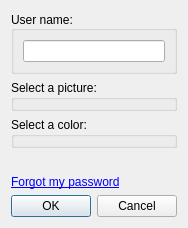
Qt form frameworks/webservices/plugins/login/dmzQtPluginLoginChds.ui (dmzgroup/forge) before a commit.
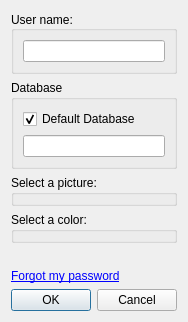
The same form after that commit.

Commit message: Added code to allow for database being determined at runtime.

The edit to the form file:
```diff
--- a/frameworks/webservices/plugins/login/dmzQtPluginLoginChds.ui
+++ b/frameworks/webservices/plugins/login/dmzQtPluginLoginChds.ui
@@ -6,8 +6,8 @@
    <rect>
     <x>0</x>
     <y>0</y>
-    <width>176</width>
-    <height>228</height>
+    <width>186</width>
+    <height>322</height>
    </rect>
   </property>
   <property name="windowTitle">
@@ -32,7 +32,7 @@
      </layout>
     </widget>
    </item>
-   <item row="1" column="0">
+   <item row="2" column="0">
     <widget class="QGroupBox" name="pictureGroupBox">
      <property name="title">
       <string>Select a picture:</string>
@@ -45,7 +45,7 @@
      </property>
     </widget>
    </item>
-   <item row="2" column="0">
+   <item row="3" column="0">
     <widget class="QGroupBox" name="colorGroupBox">
      <property name="title">
       <string>Select a color:</string>
@@ -55,7 +55,7 @@
      </property>
     </widget>
    </item>
-   <item row="3" column="0">
+   <item row="4" column="0">
     <spacer name="verticalSpacer">
      <property name="orientation">
       <enum>Qt::Vertical</enum>
@@ -68,7 +68,7 @@
      </property>
     </spacer>
    </item>
-   <item row="5" column="0">
+   <item row="6" column="0">
     <widget class="QDialogButtonBox" name="buttonBox">
      <property name="orientation">
       <enum>Qt::Horizontal</enum>
@@ -78,7 +78,7 @@
      </property>
     </widget>
    </item>
-   <item row="4" column="0">
+   <item row="5" column="0">
     <widget class="QLabel" name="helpLabel">
      <property name="text">
       <string>&lt;a href=&quot;https://www.chds.us/?auth/dmz&quot;&gt;Forgot my password&lt;/a&gt;</string>
@@ -88,6 +88,31 @@
      </property>
     </widget>
    </item>
+   <item row="1" column="0">
+    <widget class="QGroupBox" name="groupBox">
+     <property name="title">
+      <string>Database</string>
+     </property>
+     <property name="flat">
+      <bool>true</bool>
+     </property>
+     <layout class="QVBoxLayout" name="verticalLayout">
+      <item>
+       <widget class="QCheckBox" name="checkBox">
+        <property name="text">
+         <string>Default Database</string>
+        </property>
+        <property name="checked">
+         <bool>true</bool>
+        </property>
+       </widget>
+      </item>
+      <item>
+       <widget class="QLineEdit" name="databaseName"/>
+      </item>
+     </layout>
+    </widget>
+   </item>
   </layout>
  </widget>
  <tabstops>
```
Left out of the diff: 16 changed lines with no effect on the pictures. The commit also changes 4 other files.
